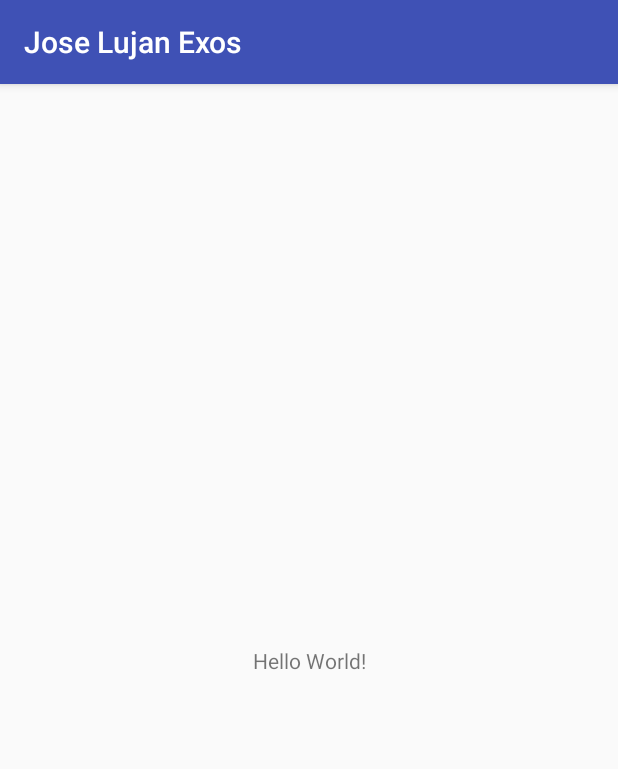
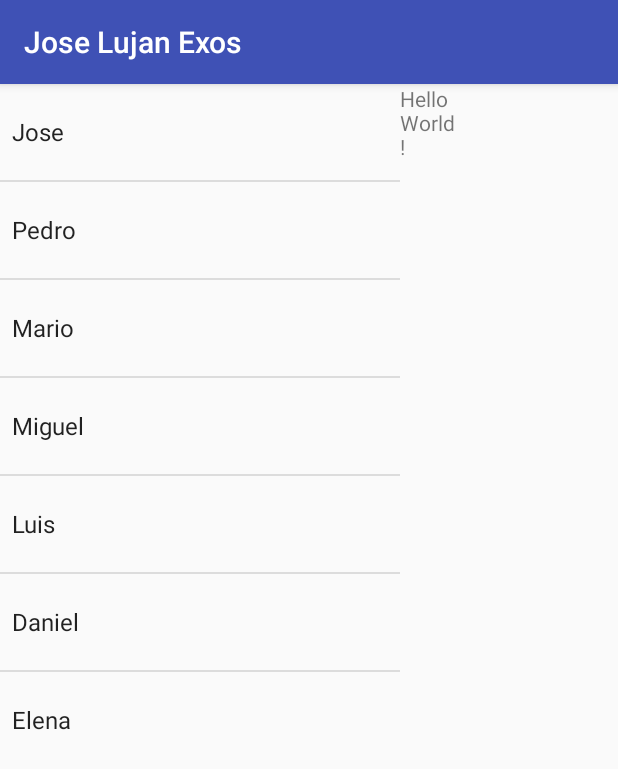
Before and after one commit to Loic755/OracleApp2, an Android app: the screen it shows after launch (MainActivity), on a phone screen of 412 x 824 dp. Shown: the top 769 px of the screen. Run offline under Robolectric (Android 15) with nearby library versions, the phone set to English and light mode, and no system bars.

Commit message:
App Oracle

```diff
--- a/app/src/main/java/exos/lujan/jose/joselujanexos/MainActivity.java
+++ b/app/src/main/java/exos/lujan/jose/joselujanexos/MainActivity.java
@@ -2,12 +2,23 @@ package exos.lujan.jose.joselujanexos;
 
 import android.support.v7.app.AppCompatActivity;
 import android.os.Bundle;
+import android.widget.ArrayAdapter;
+import android.widget.ListView;
 
 public class MainActivity extends AppCompatActivity {
+
+    ListView listView;
+    String[] elementos = {"Jose","Pedro","Mario","Miguel","Luis","Daniel","Elena","Sofia"};
 
     @Override
     protected void onCreate(Bundle savedInstanceState) {
         super.onCreate(savedInstanceState);
         setContentView(R.layout.activity_main);
+
+        listView = (ListView) findViewById(R.id.listview);
+
+        ArrayAdapter<String> adapter = new ArrayAdapter<String>(this,android.R.layout.simple_dropdown_item_1line,elementos);
+
+        listView.setAdapter(adapter);
     }
 }
--- a/app/src/main/res/layout/activity_main.xml
+++ b/app/src/main/res/layout/activity_main.xml
@@ -6,13 +6,33 @@
     android:layout_height="match_parent"
     tools:context="exos.lujan.jose.joselujanexos.MainActivity">
 
+    <LinearLayout
+        android:layout_width="304dp"
+        android:layout_height="437dp"
+        android:orientation="horizontal"
+        tools:layout_editor_absoluteY="8dp"
+        tools:layout_editor_absoluteX="8dp">
+
+        <ListView
+            android:layout_width="match_parent"
+            android:layout_height="wrap_content"
+            android:layout_weight="1"
+            tools:layout_editor_absoluteX="8dp"
+            tools:layout_editor_absoluteY="8dp"
+            android:id="@+id/listview">
+
+
+        </ListView>
         <TextView
+            android:id="@+id/textView"
             android:layout_width="wrap_content"
             android:layout_height="wrap_content"
+            android:layout_weight="1"
             android:text="Hello World!"
             app:layout_constraintBottom_toBottomOf="parent"
             app:layout_constraintLeft_toLeftOf="parent"
             app:layout_constraintRight_toRightOf="parent"
             app:layout_constraintTop_toTopOf="parent" />
+    </LinearLayout>
 
 </android.support.constraint.ConstraintLayout>
```
Lines whose indentation alone changed are shown as unchanged.
